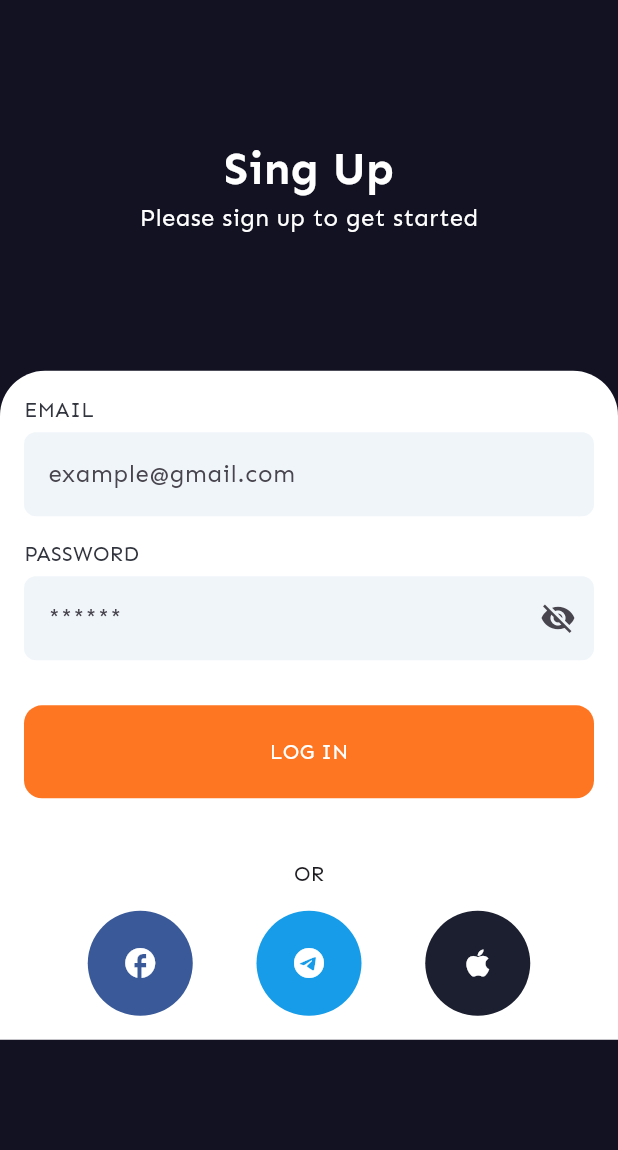
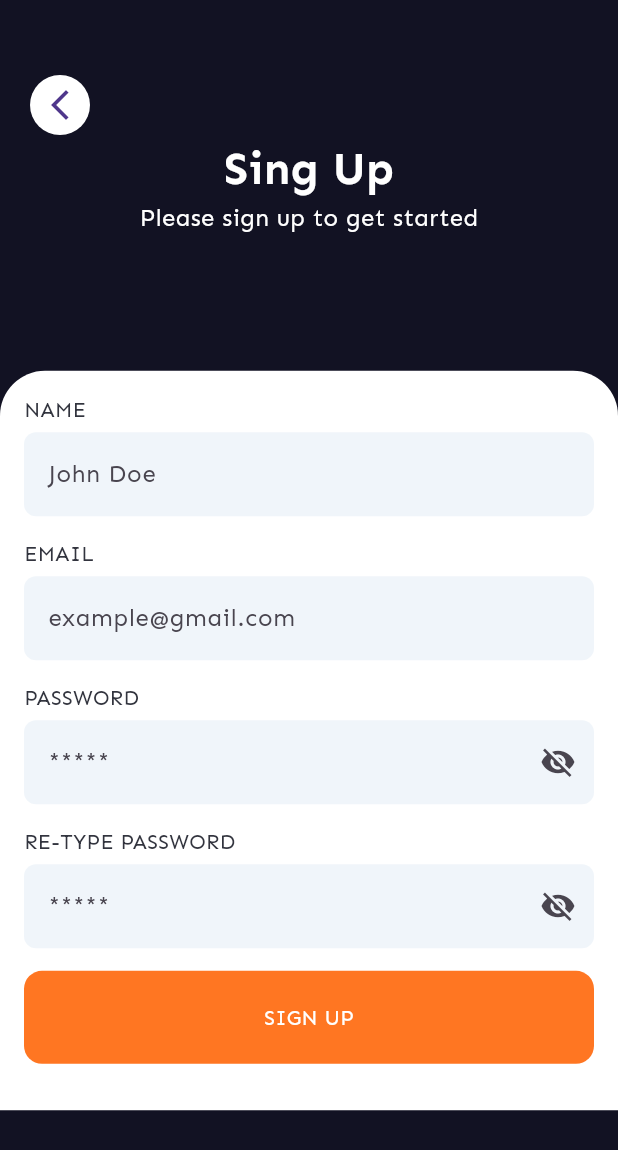
Before and after one commit to aleuatdinjaksilikov/Food-Delivery-App-UI-on-Flutter, a Flutter app: the SignUpMobile screen opened directly, on a phone screen of 412 x 824 dp. Shown: the top 1150 px of the screen. Run offline on Flutter 3.47's test engine with Material 3 defaults, Android fonts, the phone set to English and light mode, and no system bars; our stand-ins replace device_preview, flutter_svg, go_router.

Commit message:
the UI for sign up page(mobile) is ready

```diff
--- a/lib/core/navigation/navigation_extension.dart
+++ b/lib/core/navigation/navigation_extension.dart
@@ -5,6 +5,6 @@ import 'package:go_router/go_router.dart';
 extension NavigationExtension on BuildContext{
   void toLogin() => go(Routes.loginPage);
   void toHome() => go(Routes.homePage);
-  void toSignUp() => go(Routes.signUpPage);
+  void toSignUp() => push(Routes.signUpPage);
   void toOnboarding() => go(Routes.onBoarding);
 }
--- a/lib/presentation/auth/login/login_mobile.dart
+++ b/lib/presentation/auth/login/login_mobile.dart
@@ -22,9 +22,7 @@ class _LoginMobileState extends State<LoginMobile> {
         children: [
           Expanded(
             flex: 3,
-            child: Stack(
-              children: [
-                Center(
+            child: Center(
               child: Column(
                 mainAxisAlignment: .center,
                 children: [
@@ -47,22 +45,6 @@ class _LoginMobileState extends State<LoginMobile> {
                   ),
                 ],
               ),
-                ),
-
-                Positioned(
-                  top: 10,
-                  left: 10,
-                  child: InkWell(
-                    child: Container(
-                      decoration: BoxDecoration(
-                        shape: BoxShape.circle,
-                        color: Colors.white
-                      ),
-                      child: Icon(Icons.arrow_back_ios),
-                    ),
-                  )
-                )
-              ],
             ),
           ),
           Expanded(
--- a/lib/presentation/auth/signUp/sign_up_mobile.dart
+++ b/lib/presentation/auth/signUp/sign_up_mobile.dart
@@ -1,7 +1,9 @@
 import 'package:flutter/material.dart';
+import 'package:food_delivery_app_ui/core/navigation/routes.dart';
 import 'package:food_delivery_app_ui/shared/app_button.dart';
 import 'package:food_delivery_app_ui/shared/app_circle_container.dart';
 import 'package:food_delivery_app_ui/shared/app_field.dart';
+import 'package:go_router/go_router.dart';
 
 class SignUpMobile extends StatelessWidget {
   const SignUpMobile({super.key});
@@ -14,7 +16,9 @@ class SignUpMobile extends StatelessWidget {
         children: [
           Expanded(
             flex: 3,
-            child: Center(
+            child: Stack(
+              children: [
+                Center(
                   child: Column(
                     mainAxisAlignment: .center,
                     children: [
@@ -38,6 +42,22 @@ class SignUpMobile extends StatelessWidget {
                     ],
                   ),
                 ),
+
+                Positioned(
+                  top: 50,
+                  left: 20,
+                  child: InkWell(
+                    onTap: () {
+                      context.pop();
+                    },
+                    child: CircleAvatar(
+                      backgroundColor: Colors.white,
+                      child: Icon(Icons.arrow_back_ios_new),
+                    ),
+                  ),
+                ),
+              ],
+            ),
           ),
           Expanded(
             flex: 7,
@@ -55,6 +75,12 @@ class SignUpMobile extends StatelessWidget {
                   child: Column(
                     children: [
                       AppField(
+                        header: "NAME",
+                        hintText: "John Doe",
+                        isPassword: false,
+                      ),
+                      SizedBox(height: 15),
+                      AppField(
                         header: "EMAIL",
                         hintText: "example@gmail.com",
                         isPassword: false,
@@ -62,34 +88,18 @@ class SignUpMobile extends StatelessWidget {
                       SizedBox(height: 15),
                       AppField(
                         header: "PASSWORD",
-                          hintText: "******",
+                        hintText: "*****",
                         isPassword: true,
                       ),
                       SizedBox(height: 15),
-                        // rememberMeSection(),
-                        SizedBox(height: 15,),
-                        AppButton(btnText: "LOG IN", onTap: (){
-
-                        }),
-                        SizedBox(
-                          height: 15,
+                      AppField(
+                        header: "RE-TYPE PASSWORD",
+                        hintText: "*****",
+                        isPassword: true,
                       ),
-                        // haveAnAccountSection(),
-                        SizedBox(height: 25,),
-                        Column(
-                          children: [
-                            Text("OR",style: TextStyle(fontFamily: "sen"),),
-                            SizedBox(height: 15,),
-                            Row(
-                              mainAxisAlignment: .spaceEvenly,
-                              children: [
-                                AppCircleContainer(onTap: (){},bgColor: Color(0xFF395998), radius: 35, icon: Icons.facebook),
-                                AppCircleContainer(onTap: (){},bgColor: Color(0xFF169CE8), radius: 35, icon: Icons.telegram),
-                                AppCircleContainer(onTap: (){},bgColor: Color(0xFF1B1F2F), radius: 35, icon: Icons.apple),
-                              ],
-                            )
-                          ],
-                        )
+                      SizedBox(height: 15),
+                      AppButton(btnText: "SIGN UP", onTap: () {}),
+                      SizedBox(height: 15),
                     ],
                   ),
                 ),
```
Lines whose indentation alone changed are shown as unchanged.
